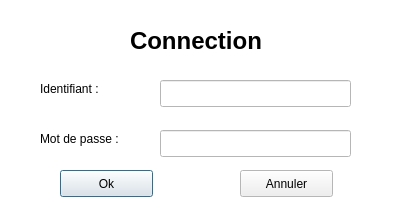
Old version of the form connectionBox.ui in the repository KaneRoot/ihmsem6a.
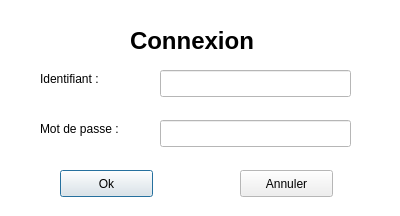
New version of the form.

```diff
--- a/connectionBox.ui
+++ b/connectionBox.ui
@@ -107,7 +107,7 @@
    <property name="geometry">
     <rect>
      <x>160</x>
-     <y>80</y>
+     <y>70</y>
      <width>191</width>
      <height>27</height>
     </rect>
@@ -117,7 +117,7 @@
    <property name="geometry">
     <rect>
      <x>40</x>
-     <y>80</y>
+     <y>70</y>
      <width>111</width>
      <height>17</height>
     </rect>
@@ -130,7 +130,7 @@
    <property name="geometry">
     <rect>
      <x>40</x>
-     <y>130</y>
+     <y>120</y>
      <width>111</width>
      <height>17</height>
     </rect>
@@ -143,7 +143,7 @@
    <property name="geometry">
     <rect>
      <x>160</x>
-     <y>130</y>
+     <y>120</y>
      <width>191</width>
      <height>27</height>
     </rect>
@@ -169,7 +169,7 @@
     </font>
    </property>
    <property name="text">
-    <string>Connection</string>
+    <string>Connexion</string>
    </property>
   </widget>
  </widget>
```
